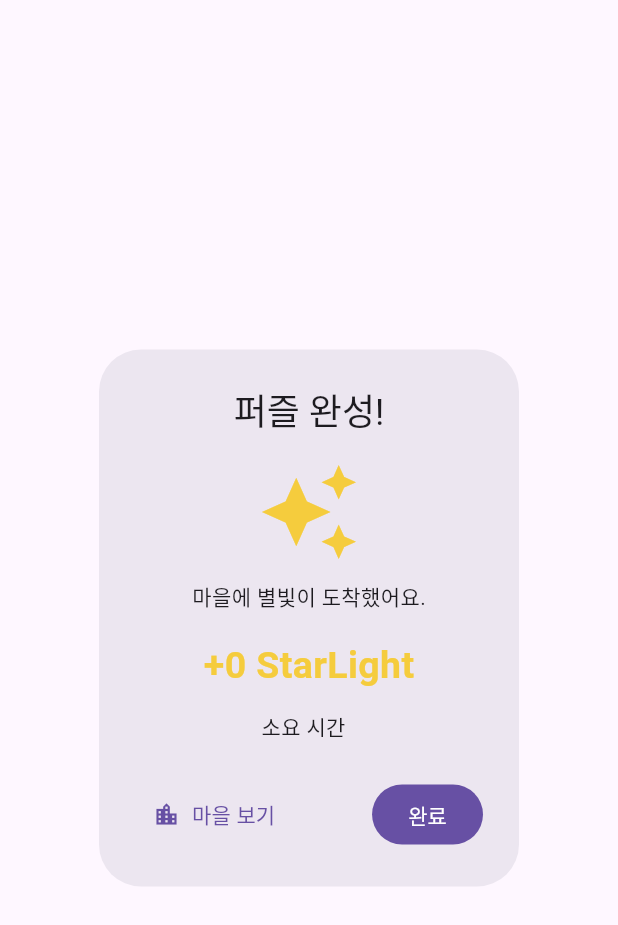
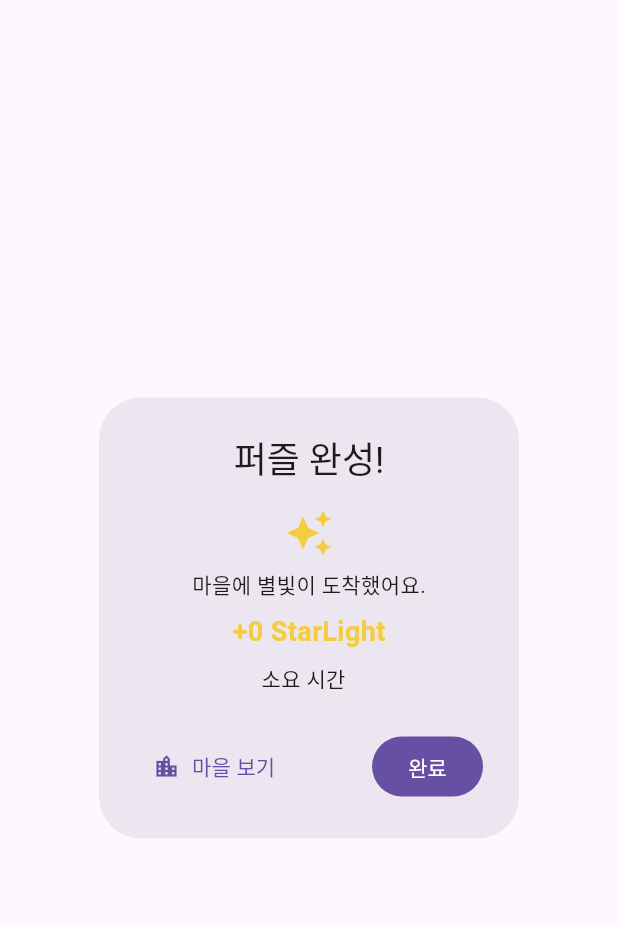
Before and after one commit to softCastella/Starlight-Sudoku, a Flutter app: the CompletionRewardDialog widget shown alone on an empty page, opened directly with empty values, on a phone screen of 412 x 824 dp. Shown: the top 925 px of the screen. Run offline on Flutter 3.47's test engine with Material 3 defaults, Android fonts, the phone set to English and light mode, and no system bars; our stand-ins replace shared_preferences; accounts and stored records are empty.

Commit message:
fix: keep title heroine visible and stop clear-dialog overflow
Co-authored-by: Cursor <cursoragent@cursor.com>

```diff
--- a/lib/presentation/widgets/completion_reward_dialog.dart
+++ b/lib/presentation/widgets/completion_reward_dialog.dart
@@ -28,41 +28,27 @@ class CompletionRewardDialog extends StatelessWidget {
       content: Column(
         mainAxisSize: MainAxisSize.min,
         children: [
-          TweenAnimationBuilder<double>(
-            duration: const Duration(milliseconds: 700),
-            curve: Curves.elasticOut,
-            tween: Tween(begin: 0.55, end: 1),
-            builder: (context, scale, child) => Transform.scale(
-              scale: scale,
-              child: child,
-            ),
-            child: const Icon(
-              Icons.auto_awesome,
-              color: _gold,
-              size: 68,
-            ),
+          const Icon(
+            Icons.auto_awesome,
+            color: _gold,
+            size: 32,
           ),
-          const SizedBox(height: 12),
+          const SizedBox(height: 8),
           Text(
             isReplay ? '이미 클리어한 스테이지예요.' : '마을에 별빛이 도착했어요.',
           ),
           if (!isReplay) ...[
-            const SizedBox(height: 18),
-            TweenAnimationBuilder<int>(
-              duration: const Duration(milliseconds: 900),
-              curve: Curves.easeOutCubic,
-              tween: IntTween(begin: 0, end: starLight),
-              builder: (context, value, _) => Text(
-                '+$value StarLight',
-                style: const TextStyle(
-                  fontSize: 25,
-                  fontWeight: FontWeight.bold,
-                  color: _gold,
-                ),
+            const SizedBox(height: 8),
+            Text(
+              '+$starLight StarLight',
+              style: const TextStyle(
+                fontSize: 18,
+                fontWeight: FontWeight.bold,
+                color: _gold,
               ),
             ),
           ],
-          const SizedBox(height: 12),
+          const SizedBox(height: 8),
           Text('소요 시간  $elapsedTimeLabel'),
         ],
       ),
--- a/lib/presentation/widgets/parchment_button.dart
+++ b/lib/presentation/widgets/parchment_button.dart
@@ -59,7 +59,7 @@ class _ParchmentButtonState extends State<ParchmentButton> {
                   ),
                 ),
                 Padding(
-                  padding: const EdgeInsets.symmetric(horizontal: 52),
+                  padding: const EdgeInsets.symmetric(horizontal: 28),
                   child: Text(
                     widget.label,
                     textAlign: TextAlign.center,
```
Also changed, not shown: lib/presentation/screens/home_screen.dart (+10 -49 lines), lib/presentation/screens/village_screen.dart (+30 -8 lines).
